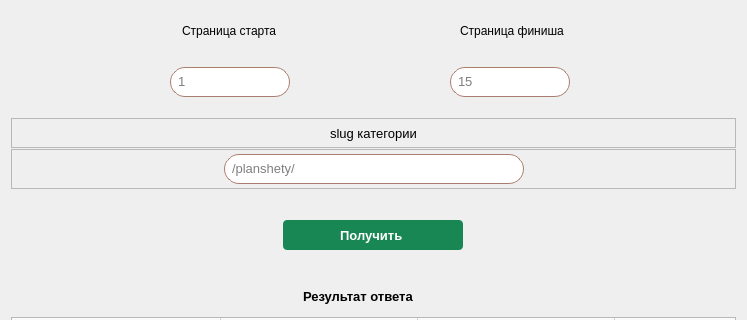
This is pages/api/api_get_data/UI_window.ui in Gatalist/qt_application as Qt 5 draws it before an edit; both pictures show x 0 to 747 and y 0 to 320 of the 747 by 678 pixel window. The edited form follows.
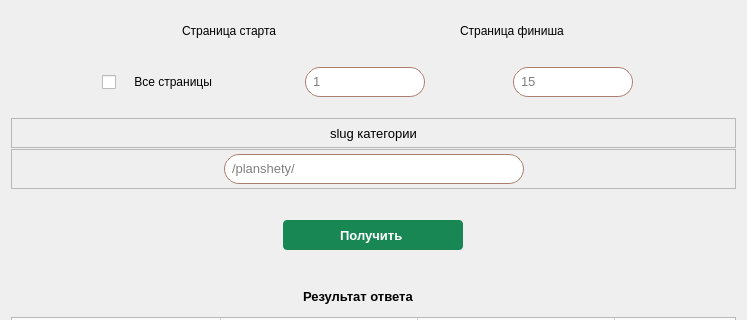
This is the edited form. Icons and pictures are not drawn.

Diff of the .ui file:
```diff
--- a/pages/api/api_get_data/UI_window.ui
+++ b/pages/api/api_get_data/UI_window.ui
@@ -490,23 +490,8 @@
        <height>50</height>
       </size>
      </property>
-     <layout class="QHBoxLayout" name="horizontalLayout_5">
-      <property name="spacing">
-       <number>0</number>
-      </property>
-      <property name="leftMargin">
-       <number>0</number>
-      </property>
-      <property name="topMargin">
-       <number>0</number>
-      </property>
-      <property name="rightMargin">
-       <number>0</number>
-      </property>
-      <property name="bottomMargin">
-       <number>0</number>
-      </property>
-      <item>
+     <layout class="QGridLayout" name="gridLayout_2">
+      <item row="0" column="0" rowspan="2">
        <spacer name="horizontalSpacer_5">
         <property name="orientation">
          <enum>Qt::Horizontal</enum>
@@ -519,7 +504,27 @@
         </property>
        </spacer>
       </item>
-      <item>
+      <item row="0" column="1" rowspan="2">
+       <widget class="QCheckBox" name="checkBox">
+        <property name="text">
+         <string>    Все страницы</string>
+        </property>
+       </widget>
+      </item>
+      <item row="0" column="2" rowspan="2">
+       <spacer name="horizontalSpacer_10">
+        <property name="orientation">
+         <enum>Qt::Horizontal</enum>
+        </property>
+        <property name="sizeHint" stdset="0">
+         <size>
+          <width>77</width>
+          <height>24</height>
+         </size>
+        </property>
+       </spacer>
+      </item>
+      <item row="0" column="3" rowspan="2">
        <widget class="QFrame" name="start_page">
         <property name="minimumSize">
          <size>
@@ -591,20 +596,7 @@
         </layout>
        </widget>
       </item>
-      <item>
-       <spacer name="horizontalSpacer_17">
-        <property name="orientation">
-         <enum>Qt::Horizontal</enum>
-        </property>
-        <property name="sizeHint" stdset="0">
-         <size>
-          <width>40</width>
-          <height>20</height>
-         </size>
-        </property>
-       </spacer>
-      </item>
-      <item>
+      <item row="0" column="5" rowspan="2">
        <widget class="QFrame" name="end_page">
         <property name="minimumSize">
          <size>
@@ -675,7 +667,7 @@
         </layout>
        </widget>
       </item>
-      <item>
+      <item row="0" column="6" rowspan="2">
        <spacer name="horizontalSpacer_18">
         <property name="orientation">
          <enum>Qt::Horizontal</enum>
@@ -688,13 +680,26 @@
         </property>
        </spacer>
       </item>
-      <item>
+      <item row="0" column="7">
        <widget class="QLabel" name="label_3">
         <property name="text">
          <string/>
         </property>
        </widget>
       </item>
+      <item row="1" column="4">
+       <spacer name="horizontalSpacer_17">
+        <property name="orientation">
+         <enum>Qt::Horizontal</enum>
+        </property>
+        <property name="sizeHint" stdset="0">
+         <size>
+          <width>40</width>
+          <height>20</height>
+         </size>
+        </property>
+       </spacer>
+      </item>
      </layout>
     </widget>
    </item>
```
